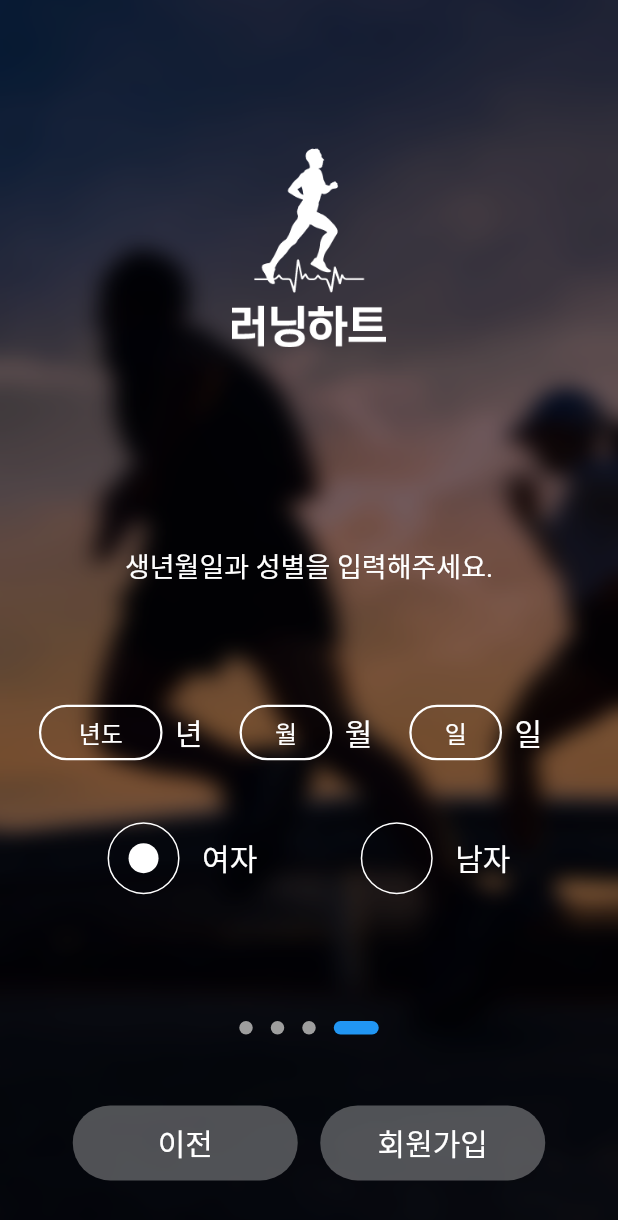
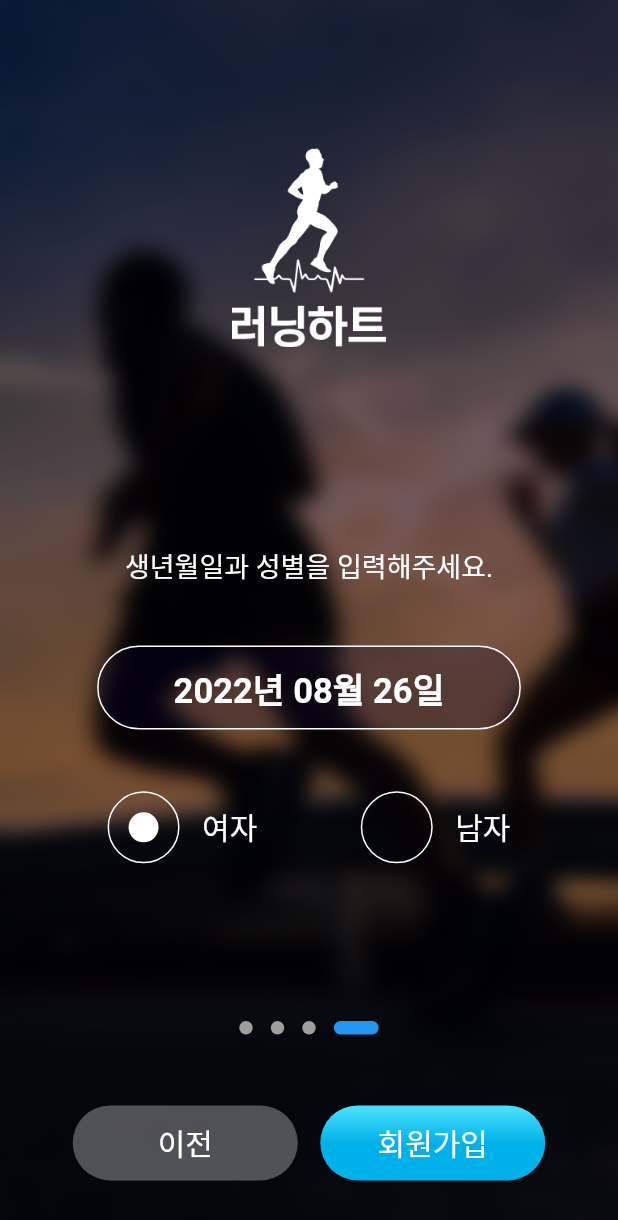
Before and after one commit to plustonic-yong/three_youth_app, a Flutter app: the SignupScreen screen opened by its route, swiped to page 4, on a phone screen of 412 x 824 dp. Shown: the top 1220 px of the screen. Run offline on Flutter 3.47's test engine with Material 2 defaults, Android fonts, the phone set to English and light mode, and no system bars; drawn by our look-alikes of dots_indicator; our stand-ins replace firebase_auth, firebase_core, fl_chart, flutter_blue, flutter_datetime_picker, flutter_spinkit and 7 more; missing offline and left inert: flutter_reactive_ble, http_interceptor, kakao_flutter_sdk_user; accounts and stored records are empty; Roboto replaces fonts that are missing (NotoSansCJKkr).

Commit message:
회원가입 생년월일 ui 수정

```diff
--- a/lib/providers/signup_provider.dart
+++ b/lib/providers/signup_provider.dart
@@ -12,12 +12,8 @@ class SignupProvider extends ChangeNotifier {
   String get tall => _tall;
   String _weight = '';
   String get weight => _weight;
-  String _year = '';
-  String get year => _year;
-  String _month = '';
-  String get month => _month;
-  String _day = '';
-  String get day => _day;
+  DateTime _birth = DateTime.now();
+  DateTime get birth => _birth;
 
   TextEditingController _nameController = TextEditingController();
   TextEditingController get nameController => _nameController;
@@ -59,18 +55,25 @@ class SignupProvider extends ChangeNotifier {
     notifyListeners();
   }
 
-  void onChangeYear({required String value}) {
-    _year = value;
-    notifyListeners();
-  }
+  // void onChangeYear({required String value}) {
+  //   _year = value;
+  //   notifyListeners();
+  // }
 
-  void onChangeMonth({required String value}) {
-    _month = value;
-    notifyListeners();
-  }
+  // void onChangeMonth({required String value}) {
+  //   _month = value;
+  //   notifyListeners();
+  // }
 
-  void onChangeDay({required String value}) {
-    _day = value;
+  // void onChangeDay({required String value}) {
+  //   _day = value;
+  //   notifyListeners();
+  // }
+
+  void onChangeBirth({required DateTime value}) {
+    // var _formatBirth = DateFormat('yyyy-MM-dd').format(value);
+    // _birth = _formatBirth;
+    _birth = value;
     notifyListeners();
   }
 
--- a/lib/screens/profile_setting/components/profile_setting_birth_input_form.dart
+++ b/lib/screens/profile_setting/components/profile_setting_birth_input_form.dart
@@ -1,6 +1,4 @@
 import 'package:flutter/material.dart';
-import 'package:provider/provider.dart';
-import 'package:three_youth_app/providers/signup_provider.dart';
 
 class ProfileSettingBirthInputForm extends StatelessWidget {
   const ProfileSettingBirthInputForm({Key? key}) : super(key: key);
@@ -39,8 +37,8 @@ class ProfileSettingBirthInputForm extends StatelessWidget {
                     borderSide: const BorderSide(color: Colors.white),
                   ),
                 ),
-                onChanged: (value) =>
-                    context.read<SignupProvider>().onChangeYear(value: value),
+                // onChanged: (value) =>
+                //     context.read<SignupProvider>().onChangeYear(value: value),
               ),
             ),
             const SizedBox(width: 10.0),
@@ -82,8 +80,8 @@ class ProfileSettingBirthInputForm extends StatelessWidget {
                     borderSide: const BorderSide(color: Colors.white),
                   ),
                 ),
-                onChanged: (value) =>
-                    context.read<SignupProvider>().onChangeMonth(value: value),
+                // onChanged: (value) =>
+                //     context.read<SignupProvider>().onChangeMonth(value: value),
               ),
             ),
             const SizedBox(width: 10.0),
@@ -125,8 +123,8 @@ class ProfileSettingBirthInputForm extends StatelessWidget {
                     borderSide: const BorderSide(color: Colors.white),
                   ),
                 ),
-                onChanged: (value) =>
-                    context.read<SignupProvider>().onChangeDay(value: value),
+                // onChanged: (value) =>
+                //     context.read<SignupProvider>().onChangeDay(value: value),
               ),
             ),
             const SizedBox(width: 10.0),
--- a/lib/screens/signup/signup_birth_gender_screen.dart
+++ b/lib/screens/signup/signup_birth_gender_screen.dart
@@ -1,4 +1,8 @@
+import 'dart:developer';
+
 import 'package:flutter/material.dart';
+import 'package:intl/intl.dart';
+import 'package:scroll_date_picker/scroll_date_picker.dart';
 import 'package:three_youth_app/providers/signup_provider.dart';
 import 'package:provider/provider.dart';
 import 'package:three_youth_app/utils/enums.dart';
@@ -23,6 +27,9 @@ class SignupBirthGenderScreen extends StatelessWidget {
     //성별
     GenderState _gender = context.watch<SignupProvider>().gender;
 
+    //생일
+    DateTime _birth = context.watch<SignupProvider>().birth;
+
     return Column(
       children: [
         SizedBox(height: height * 0.12),
@@ -36,134 +43,52 @@ class SignupBirthGenderScreen extends StatelessWidget {
           '생년월일과 성별을 입력해주세요.',
           style: TextStyle(color: Colors.white, fontSize: 18.0),
         ),
-        SizedBox(height: height * 0.06),
-        const SizedBox(height: 30.0),
+        // SizedBox(height: height * 0.06),
+        const SizedBox(height: 40.0),
         Column(
           children: [
-            Row(
-              mainAxisAlignment: MainAxisAlignment.center,
-              children: [
-                //년도
-                SizedBox(
-                  width: width * 0.2,
-                  height: height * 0.045,
-                  child: TextField(
-                    controller: _yearController,
-                    enableInteractiveSelection: false,
-                    keyboardType: TextInputType.number,
-                    textAlign: TextAlign.center,
-                    maxLength: 4,
-                    style: const TextStyle(color: Colors.white),
-                    decoration: InputDecoration(
-                      contentPadding: EdgeInsets.zero,
-                      hintText: '년도',
-                      hintStyle: const TextStyle(color: Colors.white),
-                      counterText: '',
-                      enabledBorder: OutlineInputBorder(
-                        borderRadius: BorderRadius.circular(40.0),
-                        borderSide:
-                            const BorderSide(color: Colors.white, width: 1.5),
-                      ),
-                      focusedBorder: OutlineInputBorder(
-                        borderRadius: BorderRadius.circular(40.0),
-                        borderSide: const BorderSide(color: Colors.white),
-                      ),
+            GestureDetector(
+              onTap: () {
+                log('pick');
+                showModalBottomSheet(
+                    context: context,
+                    enableDrag: false,
+                    builder: (context) {
+                      return SizedBox(
+                        height: 200.0,
+                        child: ScrollDatePicker(
+                          locale: const Locale('ko'),
+                          selectedDate: _birth,
+                          onDateTimeChanged: (value) async {
+                            context
+                                .read<SignupProvider>()
+                                .onChangeBirth(value: value);
+                          },
+                        ),
+                      );
+                    });
+              },
+              child: Container(
+                padding: const EdgeInsets.symmetric(
+                  horizontal: 50.0,
+                  vertical: 10.0,
+                ),
+                decoration: BoxDecoration(
+                    color: const Color(0xff00000033).withOpacity(0.25),
+                    border: Border.all(
+                      width: 1.0,
+                      color: Colors.white,
                     ),
-                    onChanged: (value) => context
-                        .read<SignupProvider>()
-                        .onChangeYear(value: value),
+                    borderRadius: BorderRadius.circular(30.0)),
+                child: Text(
+                  DateFormat('yyyy년 MM월 dd일').format(_birth),
+                  style: const TextStyle(
+                    color: Colors.white,
+                    fontSize: 23.0,
+                    fontWeight: FontWeight.bold,
                   ),
                 ),
-                SizedBox(width: width * 0.02),
-                const Text(
-                  '년',
-                  style: TextStyle(
-                    color: Colors.white,
-                    fontSize: 20.0,
-                  ),
-                ),
-                SizedBox(width: width * 0.06),
-                //월
-                SizedBox(
-                  width: width * 0.15,
-                  height: height * 0.045,
-                  child: TextField(
-                    controller: _monthController,
-                    enableInteractiveSelection: false,
-                    keyboardType: TextInputType.number,
-                    textAlign: TextAlign.center,
-                    maxLength: 2,
-                    style: const TextStyle(color: Colors.white),
-                    decoration: InputDecoration(
-                      hintText: '월',
-                      hintStyle: const TextStyle(color: Colors.white),
-                      contentPadding: EdgeInsets.zero,
-                      counterText: '',
-                      enabledBorder: OutlineInputBorder(
-                        borderRadius: BorderRadius.circular(40.0),
-                        borderSide:
-                            const BorderSide(color: Colors.white, width: 1.5),
-                      ),
-                      focusedBorder: OutlineInputBorder(
-                        borderRadius: BorderRadius.circular(40.0),
-                        borderSide: const BorderSide(color: Colors.white),
-                      ),
-                    ),
-                    onChanged: (value) => context
-                        .read<SignupProvider>()
-                        .onChangeMonth(value: value),
-                  ),
-                ),
-                SizedBox(width: width * 0.02),
-                const Text(
-                  '월',
-                  style: TextStyle(
-                    color: Colors.white,
-                    fontSize: 20.0,
-                  ),
-                ),
-                SizedBox(width: width * 0.06),
-                //일
-                SizedBox(
-                  width: width * 0.15,
-                  height: height * 0.045,
-                  child: TextField(
-                    controller: _dayController,
-                    enableInteractiveSelection: false,
-                    keyboardType: TextInputType.number,
-                    textAlign: TextAlign.center,
-                    maxLength: 2,
-                    style: const TextStyle(color: Colors.white),
-                    decoration: InputDecoration(
-                      hintText: '일',
-                      hintStyle: const TextStyle(color: Colors.white),
-                      contentPadding: EdgeInsets.zero,
-                      counterText: '',
-                      enabledBorder: OutlineInputBorder(
-                        borderRadius: BorderRadius.circular(40.0),
-                        borderSide:
-                            const BorderSide(color: Colors.white, width: 1.5),
-                      ),
-                      focusedBorder: OutlineInputBorder(
-                        borderRadius: BorderRadius.circular(40.0),
-                        borderSide: const BorderSide(color: Colors.white),
-                      ),
-                    ),
-                    onChanged: (value) => context
-                        .read<SignupProvider>()
-                        .onChangeDay(value: value),
-                  ),
-                ),
-                SizedBox(width: width * 0.02),
-                const Text(
-                  '일',
-                  style: TextStyle(
-                    color: Colors.white,
-                    fontSize: 20.0,
-                  ),
-                ),
-                SizedBox(width: width * 0.06),
-              ],
+              ),
             ),
             SizedBox(height: height * 0.05),
             //성별
--- a/lib/screens/signup/signup_screen.dart
+++ b/lib/screens/signup/signup_screen.dart
@@ -1,3 +1,5 @@
+import 'dart:developer';
+
 import 'package:flutter/material.dart';
 import 'package:dots_indicator/dots_indicator.dart';
 import 'package:three_youth_app/providers/signup_provider.dart';
@@ -25,9 +27,7 @@ class _SignupScreenScreenState extends State<SignupScreen> {
     String _name = context.watch<SignupProvider>().nameController.text;
     String _tall = context.watch<SignupProvider>().tallController.text;
     String _weight = context.watch<SignupProvider>().weightController.text;
-    String _year = context.watch<SignupProvider>().yearController.text;
-    String _month = context.watch<SignupProvider>().monthController.text;
-    String _day = context.watch<SignupProvider>().dayController.text;
+    DateTime _birth = context.watch<SignupProvider>().birth;
     return GestureDetector(
       onTap: () {
         FocusManager.instance.primaryFocus?.unfocus();
@@ -127,7 +127,7 @@ class _SignupScreenScreenState extends State<SignupScreen> {
                                     ? _weight != ''
                                         ? ButtonColor.primary
                                         : ButtonColor.inactive
-                                    : _year != '' && _month != '' && _day != ''
+                                    : _birth != ''
                                         ? ButtonColor.primary
                                         : ButtonColor.inactive,
                             onTap: () {
@@ -138,23 +138,19 @@ class _SignupScreenScreenState extends State<SignupScreen> {
                                 return;
                               }
                               if (_currentPage == 3) {
-                                if (_year != '' && _month != '' && _day != '') {
+                                if (_birth != '') {
                                   var name =
                                       context.read<SignupProvider>().name;
                                   var tall =
                                       context.read<SignupProvider>().tall;
                                   var weight =
                                       context.read<SignupProvider>().weight;
-                                  var year =
-                                      context.read<SignupProvider>().year;
-                                  var month =
-                                      context.read<SignupProvider>().month;
-                                  var day = context.read<SignupProvider>().day;
+                                  var birth =
+                                      context.read<SignupProvider>().birth;
+
                                   var gender =
                                       context.read<SignupProvider>().gender;
-                                  print(
-                                      '$name,$tall,$weight,$year,$month,$day,$gender}');
-                                  // Navigator.of(context).pushNamed('/main');
+                                  log('$name,$tall,$weight,$birth,$gender}');
                                 } else {
                                   return;
                                 }
--- a/pubspec.yaml
+++ b/pubspec.yaml
@@ -54,6 +54,7 @@ dependencies:
   kakao_flutter_sdk_user: ^1.2.1
   http_interceptor: ^1.0.1
   table_calendar: ^3.0.6
+  scroll_date_picker: ^3.6.0
 
 dev_dependencies:
   flutter_lints: ^1.0.0
```
Also changed, not shown: pubspec.lock.
